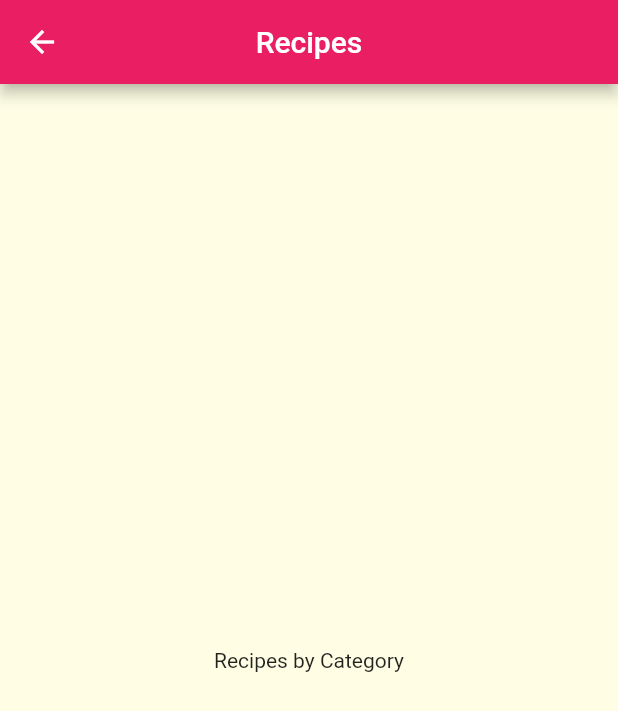
After one commit to davmag91/meals, a Flutter app: the screen it shows after launch, after a tap on "Italian", on a phone screen of 412 x 824 dp. The commit adds this screen. Shown: the top 711 px of the screen. Run offline on Flutter 3.47's test engine with Material 2 defaults, Android fonts, the phone set to English and light mode, and no system bars.

Commit message:
Navigator to move between screens

```diff
--- a/lib/components/category_item.dart
+++ b/lib/components/category_item.dart
@@ -1,14 +1,31 @@
 import 'package:flutter/material.dart';
 
 import '../models/category.dart';
+import '../screens/categories_meals_screen.dart';
 
 class CategoryItem extends StatelessWidget {
   final Category? category;
   const CategoryItem({super.key, this.category});
 
+  void _selectCategory(BuildContext context) {
+    Navigator.of(context).push(
+      MaterialPageRoute(
+        builder: (_) {
+          return const CategoriesMealsScreen();
+        },
+      ),
+    );
+  }
+
   @override
   Widget build(BuildContext context) {
-    return Container(
+    return InkWell(
+      onTap: () {
+        return _selectCategory(context);
+      },
+      splashColor: Theme.of(context).primaryColor,
+      borderRadius: BorderRadius.circular(15),
+      child: Container(
         padding: const EdgeInsets.all(15),
         decoration: BoxDecoration(
           borderRadius: BorderRadius.circular(15),
@@ -25,6 +42,7 @@ class CategoryItem extends StatelessWidget {
           category!.title,
           style: Theme.of(context).textTheme.titleMedium,
         ),
+      ),
     );
   }
 }
--- /dev/null
+++ b/lib/screens/categories_meals_screen.dart
@@ -0,0 +1,19 @@
+import 'package:flutter/material.dart';
+import 'package:flutter/src/widgets/framework.dart';
+import 'package:flutter/src/widgets/placeholder.dart';
+
+class CategoriesMealsScreen extends StatelessWidget {
+  const CategoriesMealsScreen({super.key});
+
+  @override
+  Widget build(BuildContext context) {
+    return Scaffold(
+      appBar: AppBar(
+        title: const Text('Recipes'),
+      ),
+      body: const Center(
+        child: Text('Recipes by Category'),
+      ),
+    );
+  }
+}
```
Lines whose indentation alone changed are shown as unchanged.
